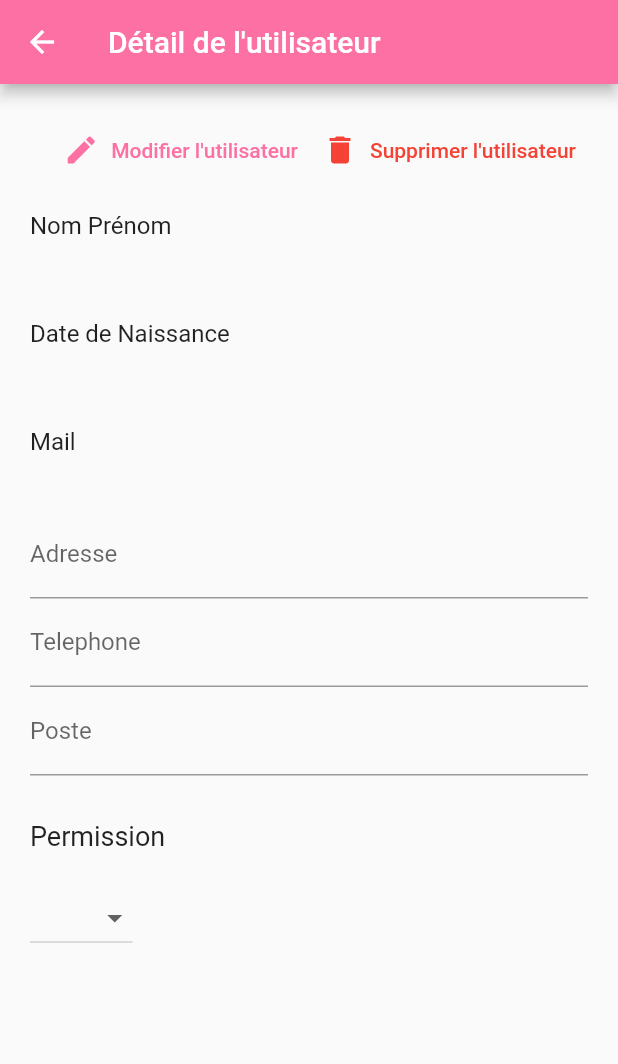
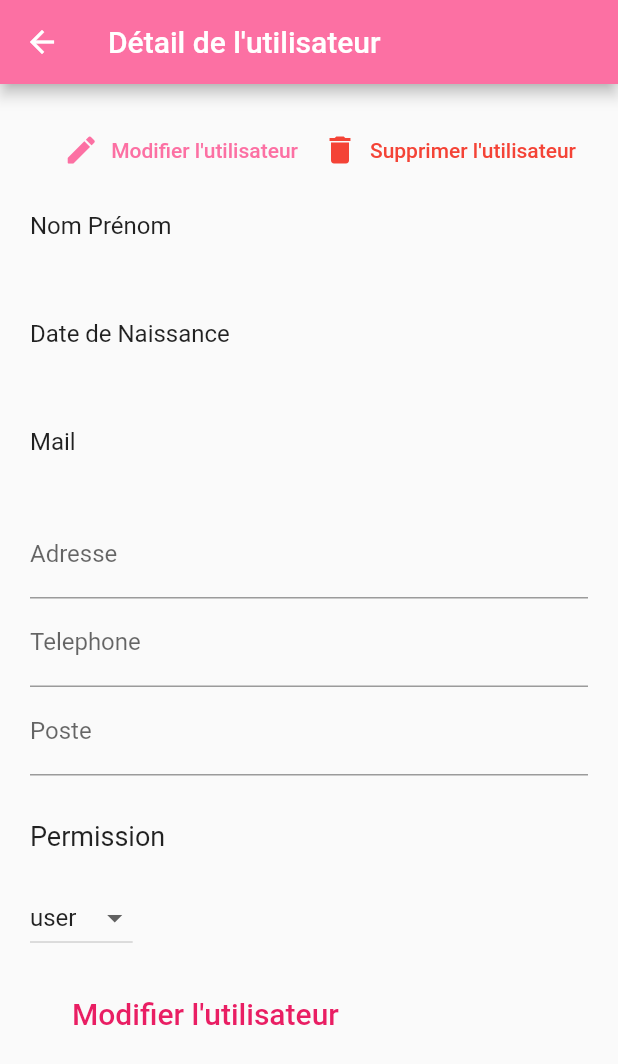
Before and after one commit to ProjetAnnuel-Jobserve/app_flutter, a Flutter app: the Card_User screen opened directly with empty values, after a tap on "Modifier l'utilisateur", on a phone screen of 412 x 824 dp. Shown: the top 1064 px of the screen. Run offline on Flutter 3.47's test engine with Material 2 defaults, Android fonts, the phone set to English and light mode, and no system bars; our stand-ins replace device_info_plus, firebase_auth, firebase_core, page_transition, permission_handler, shared_preferences and 1 more; missing offline and left inert: connectycube_flutter_call_kit, connectycube_sdk, flutter_background, platform_device_id, side_navigation, web_browser_detect; accounts and stored records are empty; statements that could not run were skipped.

Commit message:
add Update users and getCompanybyId

```diff
--- /dev/null
+++ b/lib/screens/users/user_detail.dart
@@ -0,0 +1,231 @@
+import 'package:flutter/material.dart';
+import 'package:jobserve_ref/models/user.dart';
+import 'package:jobserve_ref/services/user_service.dart';
+
+class Card_User extends StatefulWidget {
+
+  final UserApp user;
+
+  const Card_User({Key? key, required this.user}) : super(key: key);
+
+  @override
+  State<Card_User> createState() => _Card_UserState();
+}
+
+class _Card_UserState extends State<Card_User> {
+  bool isModify = false;
+
+
+  @override
+  void initState() {
+    super.initState();
+  }
+
+  String typeUser = "user";
+
+  @override
+  Widget build(BuildContext context) {
+
+    final _formKey = GlobalKey<FormState>();
+    final numberController = TextEditingController(text: widget.user.phoneNumber);
+    final addressController = TextEditingController(text: widget.user.address);
+    final jobController = TextEditingController(text: widget.user.job);
+
+    return Scaffold(
+      appBar: AppBar(
+        title: Text("Détail de l'utilisateur"),
+      ),
+      body: Container(
+        width: MediaQuery.of(context).size.width,
+        alignment: Alignment.topLeft,
+        child: Padding(
+          padding: const EdgeInsets.all(20.0),
+          child: Form(
+            key: _formKey,
+            child: Column(
+              children: [
+                Row(
+                  children: [
+                    Spacer(),
+                    TextButton.icon(
+                        onPressed: _enableUpdate,
+                        icon: Icon(
+                          Icons.create_rounded,
+                          size: 24.0,
+                          semanticLabel: 'pencil',
+                        ),
+                        label: Text("Modifier l'utilisateur")),
+                    SizedBox(),
+                    TextButton.icon(
+                      onPressed: () {
+                        showAlert(context);
+                      },
+                      icon: Icon(
+                        Icons.delete,
+                        color: Colors.red,
+                        size: 24.0,
+                        semanticLabel: 'Trash bin red',
+                      ),
+                      label: Text(
+                        "Supprimer l'utilisateur",
+                        style: TextStyle(color: Colors.red),
+                      ),
+                    ),
+                  ],
+                ),
+                SizedBox(
+                  width: 400,
+                  child: Column(
+                    mainAxisAlignment: MainAxisAlignment.start,
+                    crossAxisAlignment: CrossAxisAlignment.start,
+                    children: [
+                      ListTile(
+                          contentPadding: EdgeInsets.only(left: 0.0),
+                          title: Text('Nom Prénom'),
+                          subtitle: Text(
+                              "${widget.user.lastname} ${widget.user.firstname}")),
+                      ListTile(
+                        contentPadding: EdgeInsets.only(left: 0.0),
+                        title: Text('Date de Naissance'),
+                        subtitle: Text("${widget.user.birthDate}"),
+                      ),
+                      ListTile(
+                        contentPadding: EdgeInsets.only(left: 0.0),
+                        title: Text('Mail'),
+                        subtitle: Text("${widget.user.email}"),
+                      ),
+                      TextFormField(
+                        controller: addressController,
+                        enabled: isModify,
+                      //  initialValue: widget.user.address,
+                        decoration: InputDecoration(
+                          labelText: "Adresse",
+                        ),
+                      ),
+                      TextFormField(
+                        controller: numberController,
+                        keyboardType: TextInputType.phone,
+                        enabled: isModify,
+                       // initialValue: widget.user.phoneNumber,
+                        decoration: InputDecoration(
+                          labelText: "Telephone",
+                        ),
+                      ),
+                      TextFormField(
+                        controller: jobController,
+                        enabled: isModify,
+                        //initialValue: widget.user.job,
+                        decoration: InputDecoration(
+                          labelText: "Poste",
+                        ),
+                      ),
+                      SizedBox(
+                        height: 30,
+                      ),
+                      Text("Permission",style: TextStyle(fontSize: 18),),
+                      SizedBox(
+                        height: 20,
+                      ),
+                      isModify
+                          ? DropdownButton<String>(
+                              value: typeUser,
+                              onChanged: (String? newValue) {
+                                setState(() {
+                                   typeUser = newValue!;
+                                  // print("newValue= $newValue");
+                                  // print("typeUser = $typeUser");
+                                });
+                              },
+                              items: <String>["user", "modo", "admin"]
+                                  .map<DropdownMenuItem<String>>((String value) {
+                                return DropdownMenuItem<String>(
+                                  value: value,
+                                  child: Text(value),
+                                );
+                              }).toList(),
+                            )
+                          : Text(
+                              '${widget.user.permission}',
+                            ),
+                      isModify ? TextButton(
+                        onPressed: () =>
+                        {
+                          if (_formKey.currentState!.validate())
+                            {
+                              //print("user : id ${widget.user.id}, ${jobController.text},`${numberController.text}, ${addressController.text}, ${typeUser}")
+                              UserServices.updateUser(widget.user.id,typeUser, jobController.text, numberController.text, addressController.text)
+                              //UserServices.add_user(firstnameController.text,lastnameController.text,birthDateController.text,addressController.text,mailController.text,numberController.text,jobController.text,dropdownValue,"a",UserSharedPreferences.getValue('idCompany')!)
+                            }
+                          else
+                            {
+                              ScaffoldMessenger.of(context).showSnackBar(
+                                const SnackBar(
+                                  content:
+                                  Text('Veuillez remplir tous les champs'),
+                                ),
+                              ),
+                            }
+                        },
+                        child: Padding(
+                          padding: const EdgeInsets.all(20.0),
+                          child: Text(
+                            "Modifier l'utilisateur",
+                            style: TextStyle(fontSize: 20, color: Colors.pink),
+                          ),
+                        ),
+                      ) : Text("")
+                    ],
+                  ),
+                ),
+              ],
+            ),
+          ),
+        ),
+      ),
+    );
+  }
+
+  showAlert(BuildContext context) {
+    Widget cancelButton = TextButton(
+      child: Text("Annuler"),
+      onPressed: () {
+        Navigator.of(context).pop();
+      },
+    );
+
+    Widget continueButton = TextButton(
+      child: Text(
+        "Supprimer l'utilisateur",
+        style: TextStyle(color: Colors.red),
+      ),
+      onPressed: () {
+        _deleteUser();
+        Navigator.of(context).pop();
+      },
+    );
+    AlertDialog alert = AlertDialog(
+      title: Text("Supprimer l'utilisateur"),
+      content: Text("Etes-vous sur de vouloir supprimer cet utilisateur ?"),
+      actions: [
+        cancelButton,
+        continueButton,
+      ],
+    );
+    showDialog(
+      context: context,
+      builder: (BuildContext context) {
+        return alert;
+      },
+    );
+  }
+
+  void _deleteUser() async {
+    UserServices.deleteUser(widget.user.id).then((value) => Navigator.pop(context));
+  }
+
+  void _enableUpdate() {
+    setState(() {
+      isModify = !isModify;
+    });
+  }
+}
--- a/lib/widget/company/company_item.dart
+++ b/lib/widget/company/company_item.dart
@@ -14,8 +14,8 @@
 
   @override
   Widget build(BuildContext context) {
-    return Scaffold(
-      body: Container(
+    return SizedBox(
+      child: Container(
         child:
            Center(
              child: Column(
--- a/lib/widget/user/user_detail.dart
+++ /dev/null
@@ -1,189 +0,0 @@
-import 'package:flutter/material.dart';
-import 'package:jobserve_ref/models/user.dart';
-import 'package:jobserve_ref/services/user_service.dart';
-
-class Card_User extends StatefulWidget {
-
-  final UserApp user;
-
-  const Card_User({Key? key, required this.user}) : super(key: key);
-
-  @override
-  State<Card_User> createState() => _Card_UserState();
-}
-
-class _Card_UserState extends State<Card_User> {
-  bool isModify = false;
-
-  //String typeUser = widget.user.permission;
-
-  @override
-  void initState() {
-    super.initState();
-  }
-
-  @override
-  Widget build(BuildContext context) {
-    return Scaffold(
-      appBar: AppBar(
-        title: Text("Détail de l'utilisateur"),
-      ),
-      body: Container(
-        width: MediaQuery.of(context).size.width,
-        alignment: Alignment.topLeft,
-        child: Padding(
-          padding: const EdgeInsets.all(20.0),
-          child: Column(
-            children: [
-              Row(
-                children: [
-                  Spacer(),
-                  TextButton.icon(
-                      onPressed: _enableUpdate,
-                      icon: Icon(
-                        Icons.create_rounded,
-                        size: 24.0,
-                        semanticLabel: 'pencil',
-                      ),
-                      label: Text("Modifier l'utilisateur")),
-                  SizedBox(),
-                  TextButton.icon(
-                    onPressed: () {
-                      showAlert(context);
-                    },
-                    icon: Icon(
-                      Icons.delete,
-                      color: Colors.red,
-                      size: 24.0,
-                      semanticLabel: 'Trash bin red',
-                    ),
-                    label: Text(
-                      "Supprimer l'utilisateur",
-                      style: TextStyle(color: Colors.red),
-                    ),
-                  ),
-                ],
-              ),
-              SizedBox(
-                width: 400,
-                child: Column(
-                  mainAxisAlignment: MainAxisAlignment.start,
-                  crossAxisAlignment: CrossAxisAlignment.start,
-                  children: [
-                    ListTile(
-                        contentPadding: EdgeInsets.only(left: 0.0),
-                        title: Text('Nom Prénom'),
-                        subtitle: Text(
-                            "${widget.user.lastname} ${widget.user.firstname}")),
-                    ListTile(
-                      contentPadding: EdgeInsets.only(left: 0.0),
-                      title: Text('Date de Naissance'),
-                      subtitle: Text("${widget.user.birthDate}"),
-                    ),
-                    ListTile(
-                      contentPadding: EdgeInsets.only(left: 0.0),
-                      title: Text('Mail'),
-                      subtitle: Text("${widget.user.email}"),
-                    ),
-                    TextFormField(
-                      enabled: isModify,
-                      initialValue: widget.user.address,
-                      decoration: InputDecoration(
-                        labelText: "Adresse",
-                      ),
-                    ),
-                    TextFormField(
-                      enabled: isModify,
-                      initialValue: widget.user.phoneNumber,
-                      decoration: InputDecoration(
-                        labelText: "Telephone",
-                      ),
-                    ),
-                    TextFormField(
-                      enabled: isModify,
-                      initialValue: widget.user.job,
-                      decoration: InputDecoration(
-                        labelText: "Poste",
-                      ),
-                    ),
-                    SizedBox(
-                      height: 30,
-                    ),
-                    Text("Permission",style: TextStyle(fontSize: 18),),
-                    SizedBox(
-                      height: 20,
-                    ),
-                    isModify
-                        ? DropdownButton<String>(
-                            //value: widget.permission,
-                            value: widget.user.permission,
-                            onChanged: (String? newValue) {
-                              setState(() {
-                                // widget.user.permission = newValue!;
-                              });
-                            },
-                            items: <String>["user", "modo", "admin"]
-                                .map<DropdownMenuItem<String>>((String value) {
-                              return DropdownMenuItem<String>(
-                                value: value,
-                                child: Text(value),
-                              );
-                            }).toList(),
-                          )
-                        : Text(
-                            '${widget.user.permission}',
-                          ),
-                  ],
-                ),
-              ),
-            ],
-          ),
-        ),
-      ),
-    );
-  }
-
-  showAlert(BuildContext context) {
-    Widget cancelButton = TextButton(
-      child: Text("Annuler"),
-      onPressed: () {
-        Navigator.of(context).pop();
-      },
-    );
-
-    Widget continueButton = TextButton(
-      child: Text(
-        "Supprimer l'utilisateur",
-        style: TextStyle(color: Colors.red),
-      ),
-      onPressed: () {
-        _deleteUser();
-        Navigator.of(context).pop();
-      },
-    );
-    AlertDialog alert = AlertDialog(
-      title: Text("Supprimer l'utilisateur"),
-      content: Text("Etes-vous sur de vouloir supprimer cet utilisateur ?"),
-      actions: [
-        cancelButton,
-        continueButton,
-      ],
-    );
-    showDialog(
-      context: context,
-      builder: (BuildContext context) {
-        return alert;
-      },
-    );
-  }
-
-  void _deleteUser() async {
-    UserServices.deleteUser(widget.user.id).then((value) => Navigator.pop(context));
-  }
-
-  void _enableUpdate() {
-    setState(() {
-      isModify = !isModify;
-    });
-  }
-}
--- a/lib/widget/user/user_items.dart
+++ b/lib/widget/user/user_items.dart
@@ -3,7 +3,7 @@
 import 'package:jobserve_ref/models/user.dart';
 import 'package:jobserve_ref/screens/users/add_user.dart';
 
-import 'package:jobserve_ref/widget/user/user_detail.dart';
+import 'package:jobserve_ref/screens/users/user_detail.dart';
 
 
 class UserTable extends StatefulWidget {
```
Also changed, not shown: lib/screens/users/add_user.dart (+109 -12 lines), lib/screens/users/users_screen.dart (added, +11 -0 lines), lib/services/company_service.dart (+5 -10 lines), lib/services/user_service.dart (+6 -6 lines), lib/widget/user/user_list.dart (+28 -4 lines), lib/screens/users/users.dart (deleted).
